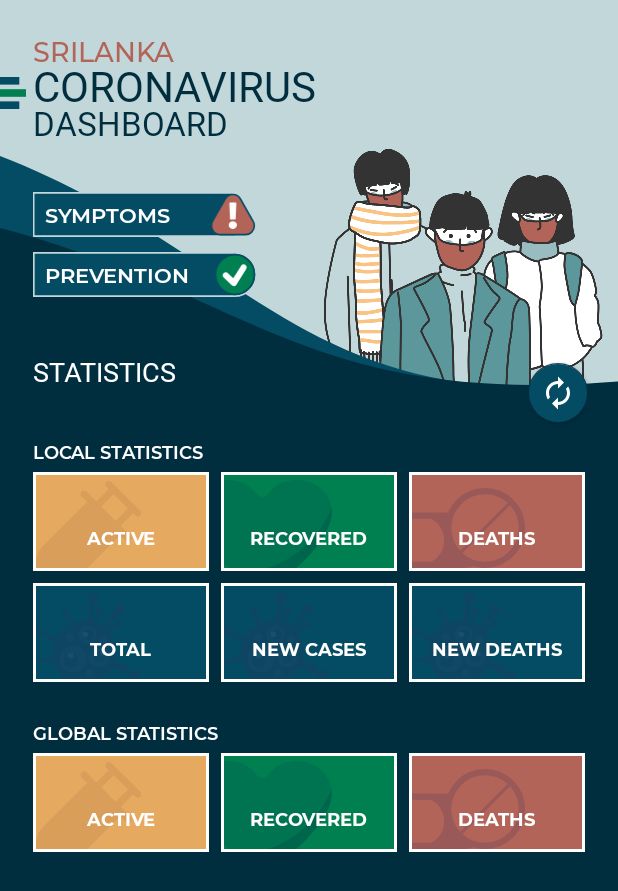
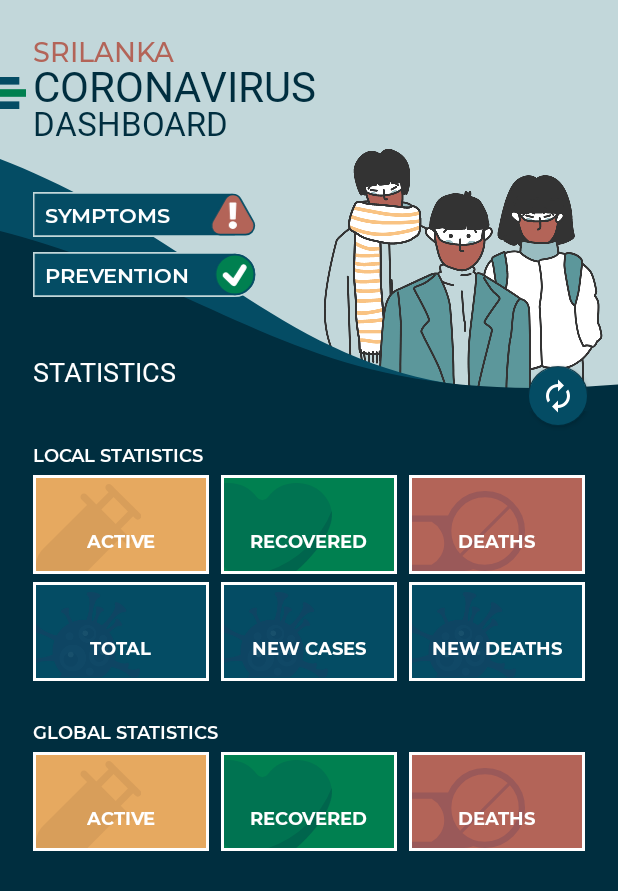
Before and after one commit to chathurabuddi/covid19-sl, an Android app: the screen it shows after launch (MainActivity), on a phone screen of 412 x 824 dp. Shown: the top 891 px of the screen. Run offline under Robolectric (Android 15) with nearby library versions, the phone set to English and light mode, and no system bars; our stand-ins replace Shimmer, data binding; 20 statements that could not run were skipped.

Commit message:
enhanced and flatten the layout

```diff
--- a/app/src/main/res/layout/fragment_dashboard.xml
+++ b/app/src/main/res/layout/fragment_dashboard.xml
@@ -21,72 +21,52 @@
             android:layout_height="wrap_content"
             android:layout_marginTop="24dp"
             android:layout_marginEnd="10dp"
+            android:contentDescription="Masked People"
             android:elevation="0dp"
             android:paddingTop="75sp"
             android:src="@drawable/clip_art"
             app:layout_constraintEnd_toEndOf="parent"
             app:layout_constraintTop_toTopOf="parent" />
 
-        <LinearLayout
-            android:layout_width="match_parent"
-            android:layout_height="match_parent"
-            android:orientation="vertical"
-            app:layout_constraintStart_toStartOf="parent"
-            app:layout_constraintTop_toTopOf="parent">
-
-            <androidx.constraintlayout.widget.ConstraintLayout
-                android:id="@+id/header"
-                android:layout_width="match_parent"
-                android:layout_height="wrap_content">
-
-                <LinearLayout
-                    android:id="@+id/title_container"
-                    android:layout_width="match_parent"
-                    android:layout_height="wrap_content"
-                    android:layout_marginTop="24dp"
-                    android:elevation="6dp"
-                    android:gravity="center|start"
-                    app:layout_constraintStart_toStartOf="parent"
-                    app:layout_constraintTop_toTopOf="parent">
-
-                    <LinearLayout
-                        android:id="@+id/title"
-                        android:layout_width="wrap_content"
-                        android:layout_height="wrap_content"
-                        android:layout_marginStart="22dp"
-                        android:orientation="vertical">
-
         <TextView
             android:id="@+id/txt_sri_lanka"
             android:layout_width="wrap_content"
             android:layout_height="18sp"
+            android:layout_marginStart="22dp"
+            android:layout_marginTop="24dp"
             android:fontFamily="@font/montserrat_medium"
             android:includeFontPadding="false"
             android:text="SRILANKA"
             android:textColor="@color/blushRed"
-                            android:textSize="18sp" />
+            android:textSize="18sp"
+            app:layout_constraintStart_toStartOf="parent"
+            app:layout_constraintTop_toTopOf="parent" />
 
         <TextView
             android:id="@+id/txt_corona_virus"
             android:layout_width="wrap_content"
             android:layout_height="28sp"
+            android:layout_marginStart="22dp"
             android:fontFamily="@font/montserrat_extra_bold"
             android:includeFontPadding="false"
             android:text="CORONAVIRUS"
             android:textColor="@color/midnightBlue"
-                            android:textSize="28sp" />
+            android:textSize="28sp"
+            app:layout_constraintStart_toStartOf="parent"
+            app:layout_constraintTop_toBottomOf="@id/txt_sri_lanka" />
 
         <TextView
             android:id="@+id/txt_dashboard"
             android:layout_width="wrap_content"
             android:layout_height="22sp"
+            android:layout_marginStart="22dp"
             android:fontFamily="@font/montserrat_extra_bold"
             android:includeFontPadding="false"
             android:text="DASHBOARD"
             android:textColor="@color/midnightBlue"
-                            android:textSize="22sp" />
-                    </LinearLayout>
-                </LinearLayout>
+            android:textSize="22sp"
+            app:layout_constraintStart_toStartOf="parent"
+            app:layout_constraintTop_toBottomOf="@id/txt_corona_virus" />
 
         <ImageView
             android:id="@+id/btn_symptoms"
@@ -96,13 +76,14 @@
             android:layout_marginTop="36dp"
             android:adjustViewBounds="true"
             android:clickable="true"
+            android:contentDescription="Symptoms Button Background"
             android:elevation="5dp"
             android:focusable="true"
             android:foreground="@drawable/white_gradient_foreground"
             android:scaleType="centerCrop"
             android:src="@drawable/danger_btn_bk"
             app:layout_constraintStart_toStartOf="parent"
-                    app:layout_constraintTop_toBottomOf="@id/title_container" />
+            app:layout_constraintTop_toBottomOf="@id/txt_dashboard" />
 
         <TextView
             android:id="@+id/txt_symptoms"
@@ -126,6 +107,7 @@
             android:layout_marginTop="10dp"
             android:adjustViewBounds="true"
             android:clickable="true"
+            android:contentDescription="Prevention Button Background"
             android:elevation="5dp"
             android:focusable="true"
             android:foreground="@drawable/white_gradient_foreground"
@@ -173,7 +155,7 @@
             android:includeFontPadding="false"
             android:text="@{(statisticsData.updateDateTime==null?``:`As at `+statisticsData.updateDateTime)}"
             android:textColor="@color/pureWhite"
-                    android:textSize="10sp"
+            android:textSize="12sp"
             app:layout_constraintStart_toStartOf="parent"
             app:layout_constraintTop_toBottomOf="@id/stat_title" />
 
@@ -209,18 +191,19 @@
             android:src="@drawable/sync_icon"
             app:elevation="2dp"
             app:fabSize="mini"
-                    app:layout_constraintBottom_toBottomOf="parent"
+            app:layout_constraintBottom_toBottomOf="@id/spacer"
             app:layout_constraintEnd_toEndOf="parent"
             app:rippleColor="@color/midnightBlue" />
 
-            </androidx.constraintlayout.widget.ConstraintLayout>
-
         <androidx.core.widget.NestedScrollView
             android:id="@+id/scroll_view"
-                android:layout_width="match_parent"
-                android:layout_height="match_parent"
+            android:layout_width="0dp"
+            android:layout_height="wrap_content"
             android:background="@color/midnightBlue"
-                android:overScrollMode="always">
+            android:overScrollMode="always"
+            app:layout_constraintEnd_toEndOf="parent"
+            app:layout_constraintStart_toStartOf="parent"
+            app:layout_constraintTop_toBottomOf="@id/spacer">
 
             <androidx.constraintlayout.widget.ConstraintLayout
                 android:id="@+id/content_scroll"
@@ -239,9 +222,7 @@
                     app:layout_constraintEnd_toEndOf="@id/stat_container"
                     app:layout_constraintStart_toStartOf="@id/stat_container"
                     app:layout_constraintTop_toTopOf="@id/stat_container">
-
-                        <include layout="@layout/placeholder" />
-
+                    <include layout="@layout/placeholder_stat" />
                 </com.facebook.shimmer.ShimmerFrameLayout>
 
                 <androidx.constraintlayout.widget.ConstraintLayout
@@ -255,42 +236,37 @@
 
                     <TextView
                         android:id="@+id/local_stat_title"
-                            android:layout_width="wrap_content"
+                        android:layout_width="0dp"
                         android:layout_height="wrap_content"
+                        android:layout_marginHorizontal="22dp"
                         android:elevation="4dp"
                         android:fontFamily="@font/montserrat_semi_bold"
-                            android:paddingHorizontal="22dp"
                         android:text="LOCAL STATISTICS"
                         android:textColor="@color/pureWhite"
                         android:textSize="12sp"
+                        app:layout_constraintEnd_toEndOf="parent"
                         app:layout_constraintStart_toStartOf="parent"
                         app:layout_constraintTop_toTopOf="parent" />
 
-                        <LinearLayout
-                            android:id="@+id/local_row_one"
+                    <androidx.constraintlayout.widget.ConstraintLayout
+                        android:id="@+id/active_stat"
                         android:layout_width="0dp"
                         android:layout_height="wrap_content"
-                            android:layout_marginHorizontal="18dp"
+                        android:layout_marginStart="22dp"
                         android:layout_marginTop="5dp"
-                            android:elevation="4dp"
-                            android:orientation="horizontal"
-                            app:layout_constraintEnd_toEndOf="parent"
-                            app:layout_constraintStart_toStartOf="parent"
-                            app:layout_constraintTop_toBottomOf="@+id/local_stat_title">
-
-                            <androidx.constraintlayout.widget.ConstraintLayout
-                                android:layout_width="0dp"
-                                android:layout_height="wrap_content"
-                                android:layout_marginHorizontal="4dp"
+                        android:layout_marginEnd="4dp"
                         android:layout_weight="1"
                         android:background="@drawable/stat_widget_orange"
                         android:clickable="true"
                         android:focusable="true"
                         android:foreground="?attr/selectableItemBackground"
-                                android:padding="2dp">
+                        android:padding="2dp"
+                        app:layout_constraintEnd_toStartOf="@id/recovered_stat"
+                        app:layout_constraintStart_toStartOf="parent"
+                        app:layout_constraintTop_toBottomOf="@id/local_stat_title">
 
                         <TextView
-                                    android:id="@+id/active_count"
+                            android:id="@+id/active_count_1"
                             android:layout_width="wrap_content"
                             android:layout_height="wrap_content"
                             android:elevation="2dp"
@@ -304,7 +280,7 @@
                             app:layout_constraintTop_toTopOf="parent" />
 
                         <TextView
-                                    android:id="@+id/active_txt"
+                            android:id="@+id/active_txt_1"
                             android:layout_width="wrap_content"
                             android:layout_height="wrap_content"
                             android:elevation="2dp"
@@ -315,10 +291,10 @@
                             android:textSize="12sp"
                             app:layout_constraintEnd_toEndOf="parent"
                             app:layout_constraintStart_toStartOf="parent"
-                                    app:layout_constraintTop_toBottomOf="@id/active_count" />
+                            app:layout_constraintTop_toBottomOf="@id/active_count_1" />
 
                         <ImageView
-                                    android:id="@+id/imageView"
+                            android:id="@+id/imageView_1"
                             android:layout_width="wrap_content"
                             android:layout_height="0dp"
                             android:elevation="1dp"
@@ -329,15 +305,20 @@
                     </androidx.constraintlayout.widget.ConstraintLayout>
 
                     <androidx.constraintlayout.widget.ConstraintLayout
+                        android:id="@+id/recovered_stat"
                         android:layout_width="0dp"
                         android:layout_height="wrap_content"
                         android:layout_marginHorizontal="4dp"
+                        android:layout_marginTop="5dp"
                         android:layout_weight="1"
                         android:background="@drawable/stat_widget_green"
                         android:clickable="true"
                         android:focusable="true"
                         android:foreground="?attr/selectableItemBackground"
-                                android:padding="2dp">
+                        android:padding="2dp"
+                        app:layout_constraintEnd_toStartOf="@id/dead_stat"
+                        app:layout_constraintStart_toEndOf="@id/active_stat"
+                        app:layout_constraintTop_toBottomOf="@id/local_stat_title">
 
                         <TextView
                             android:id="@+id/recovered_count"
@@ -378,15 +359,21 @@
                     </androidx.constraintlayout.widget.ConstraintLayout>
 
                     <androidx.constraintlayout.widget.ConstraintLayout
+                        android:id="@+id/dead_stat"
                         android:layout_width="0dp"
                         android:layout_height="wrap_content"
-                                android:layout_marginHorizontal="4dp"
+                        android:layout_marginStart="4dp"
+                        android:layout_marginTop="5dp"
+                        android:layout_marginEnd="22dp"
                         android:layout_weight="1"
                         android:background="@drawable/stat_widget_red"
                         android:clickable="true"
                         android:focusable="true"
                         android:foreground="?attr/selectableItemBackground"
-                                android:padding="2dp">
+                        android:padding="2dp"
+                        app:layout_constraintEnd_toEndOf="parent"
+                        app:layout_constraintStart_toEndOf="@id/recovered_stat"
+                        app:layout_constraintTop_toBottomOf="@id/local_stat_title">
 
                         <TextView
                             android:id="@+id/dead_count"
@@ -426,30 +413,22 @@
                             app:layout_constraintStart_toStartOf="parent" />
                     </androidx.constraintlayout.widget.ConstraintLayout>
 
-                        </LinearLayout>
-
-                        <LinearLayout
-                            android:id="@+id/local_row_two"
+                    <androidx.constraintlayout.widget.ConstraintLayout
+                        android:id="@+id/total_stat"
                         android:layout_width="0dp"
                         android:layout_height="wrap_content"
-                            android:layout_marginHorizontal="18dp"
-                            android:layout_marginTop="8dp"
-                            android:elevation="4dp"
-                            android:orientation="horizontal"
-                            app:layout_constraintEnd_toEndOf="parent"
-                            app:layout_constraintStart_toStartOf="parent"
-                            app:layout_constraintTop_toBottomOf="@+id/local_row_one">
-
-                            <androidx.constraintlayout.widget.ConstraintLayout
-                                android:layout_width="0dp"
-                                android:layout_height="wrap_content"
-                                android:layout_marginHorizontal="4dp"
+                        android:layout_marginStart="22dp"
+                        android:layout_marginTop="5dp"
+                        android:layout_marginEnd="4dp"
                         android:layout_weight="1"
                         android:background="@drawable/stat_widget_blue"
                         android:clickable="true"
                         android:focusable="true"
                         android:foreground="?attr/selectableItemBackground"
-                                android:padding="2dp">
+                        android:padding="2dp"
+                        app:layout_constraintEnd_toStartOf="@id/new_stat"
+                        app:layout_constraintStart_toStartOf="parent"
+                        app:layout_constraintTop_toBottomOf="@id/active_stat">
 
                         <TextView
                             android:id="@+id/total_count"
@@ -490,15 +469,20 @@
                     </androidx.constraintlayout.widget.ConstraintLayout>
 
                     <androidx.constraintlayout.widget.ConstraintLayout
+                        android:id="@+id/new_stat"
                         android:layout_width="0dp"
                         android:layout_height="wrap_content"
                         android:layout_marginHorizontal="4dp"
+                        android:layout_marginTop="5dp"
                         android:layout_weight="1"
                         android:background="@drawable/stat_widget_blue"
                         android:clickable="true"
                         android:focusable="true"
                         android:foreground="?attr/selectableItemBackground"
-                                android:padding="2dp">
+                        android:padding="2dp"
+                        app:layout_constraintEnd_toStartOf="@id/new_death_stat"
+                        app:layout_constraintStart_toEndOf="@id/total_stat"
+                        app:layout_constraintTop_toBottomOf="@id/recovered_stat">
 
                         <TextView
                             android:id="@+id/new_case_count"
@@ -539,16 +523,22 @@
                     </androidx.constraintlayout.widget.ConstraintLayout>
 
                     <androidx.constraintlayout.widget.ConstraintLayout
+                        android:id="@+id/new_death_stat"
                         android:layout_width="0dp"
                         android:layout_height="wrap_content"
-                                android:layout_marginHorizontal="4dp"
+                        android:layout_marginStart="4dp"
+                        android:layout_marginTop="5dp"
+                        android:layout_marginEnd="22dp"
                         android:layout_weight="1"
                         android:background="@drawable/stat_widget_blue"
                         android:clickable="true"
                         android:focusable="true"
                         android:foreground="?attr/selectableItemBackground"
                         android:orientation="vertical"
-                                android:padding="2dp">
+                        android:padding="2dp"
+                        app:layout_constraintEnd_toEndOf="parent"
+                        app:layout_constraintStart_toEndOf="@id/new_stat"
+                        app:layout_constraintTop_toBottomOf="@id/dead_stat">
 
                         <TextView
                             android:id="@+id/new_death_count"
@@ -588,44 +578,37 @@
                             app:layout_constraintStart_toStartOf="parent" />
                     </androidx.constraintlayout.widget.ConstraintLayout>
 
-                        </LinearLayout>
-
                     <TextView
                         android:id="@+id/global_stat_title"
-                            android:layout_width="wrap_content"
+                        android:layout_width="0dp"
                         android:layout_height="wrap_content"
+                        android:layout_marginHorizontal="22dp"
+                        android:layout_marginTop="25dp"
                         android:elevation="4dp"
                         android:fontFamily="@font/montserrat_semi_bold"
-                            android:paddingHorizontal="22dp"
-                            android:paddingTop="25dp"
                         android:text="GLOBAL STATISTICS"
                         android:textColor="@color/pureWhite"
                         android:textSize="12sp"
+                        app:layout_constraintEnd_toEndOf="parent"
                         app:layout_constraintStart_toStartOf="parent"
-                            app:layout_constraintTop_toBottomOf="@id/local_row_two" />
+                        app:layout_constraintTop_toBottomOf="@id/total_stat" />
 
-                        <LinearLayout
-                            android:id="@+id/global_row_one"
+                    <androidx.constraintlayout.widget.ConstraintLayout
+                        android:id="@+id/global_active_stat"
                         android:layout_width="0dp"
                         android:layout_height="wrap_content"
-                            android:layout_marginHorizontal="18dp"
+                        android:layout_marginStart="22dp"
                         android:layout_marginTop="5dp"
-                            android:elevation="4dp"
-                            android:orientation="horizontal"
-                            app:layout_constraintEnd_toEndOf="parent"
-                            app:layout_constraintStart_toStartOf="parent"
-                            app:layout_constraintTop_toBottomOf="@+id/global_stat_title">
-
-                            <androidx.constraintlayout.widget.ConstraintLayout
-                                android:layout_width="0dp"
-                                android:layout_height="wrap_content"
-                                android:layout_marginHorizontal="4dp"
+                        android:layout_marginEnd="4dp"
                         android:layout_weight="1"
                         android:background="@drawable/stat_widget_orange"
                         android:clickable="true"
                         android:focusable="true"
                         android:foreground="?attr/selectableItemBackground"
-                                android:padding="2dp">
+                        android:padding="2dp"
+                        app:layout_constraintEnd_toStartOf="@id/global_recovered_stat"
+                        app:layout_constraintStart_toStartOf="parent"
+                        app:layout_constraintTop_toBottomOf="@id/global_stat_title">
 
                         <TextView
                             android:id="@+id/global_active_count"
@@ -666,15 +649,20 @@
                     </androidx.constraintlayout.widget.ConstraintLayout>
 
                     <androidx.constraintlayout.widget.ConstraintLayout
+                        android:id="@+id/global_recovered_stat"
                         android:layout_width="0dp"
                         android:layout_height="wrap_content"
                         android:layout_marginHorizontal="4dp"
+                        android:layout_marginTop="5dp"
                         android:layout_weight="1"
                         android:background="@drawable/stat_widget_green"
                         android:clickable="true"
                         android:focusable="true"
                         android:foreground="?attr/selectableItemBackground"
-                                android:padding="2dp">
+                        android:padding="2dp"
+                        app:layout_constraintEnd_toStartOf="@id/global_dead_stat"
+                        app:layout_constraintStart_toEndOf="@id/global_active_stat"
+                        app:layout_constraintTop_toBottomOf="@id/global_stat_title">
 
                         <TextView
                             android:id="@+id/global_recovered_count"
@@ -715,15 +703,21 @@
                     </androidx.constraintlayout.widget.ConstraintLayout>
 
                     <androidx.constraintlayout.widget.ConstraintLayout
+                        android:id="@+id/global_dead_stat"
                         android:layout_width="0dp"
                         android:layout_height="wrap_content"
-                                android:layout_marginHorizontal="4dp"
+                        android:layout_marginStart="4dp"
+                        android:layout_marginTop="5dp"
+                        android:layout_marginEnd="22dp"
                         android:layout_weight="1"
                         android:background="@drawable/stat_widget_red"
                         android:clickable="true"
                         android:focusable="true"
                         android:foreground="?attr/selectableItemBackground"
-                                android:padding="2dp">
+                        android:padding="2dp"
+                        app:layout_constraintEnd_toEndOf="parent"
+                        app:layout_constraintStart_toEndOf="@id/global_recovered_stat"
+                        app:layout_constraintTop_toBottomOf="@+id/global_stat_title">
 
                         <TextView
                             android:id="@+id/global_dead_count"
@@ -762,13 +756,10 @@
                             app:layout_constraintBottom_toBottomOf="parent"
                             app:layout_constraintStart_toStartOf="parent" />
                     </androidx.constraintlayout.widget.ConstraintLayout>
-                        </LinearLayout>
                 </androidx.constraintlayout.widget.ConstraintLayout>
 
             </androidx.constraintlayout.widget.ConstraintLayout>
         </androidx.core.widget.NestedScrollView>
 
-        </LinearLayout>
-
     </androidx.constraintlayout.widget.ConstraintLayout>
 </layout>
```
Also changed, not shown: app/src/main/res/layout/placeholder_stat.xml (renamed from app/src/main/res/layout/placeholder.xml). Lines whose indentation alone changed are shown as unchanged.
